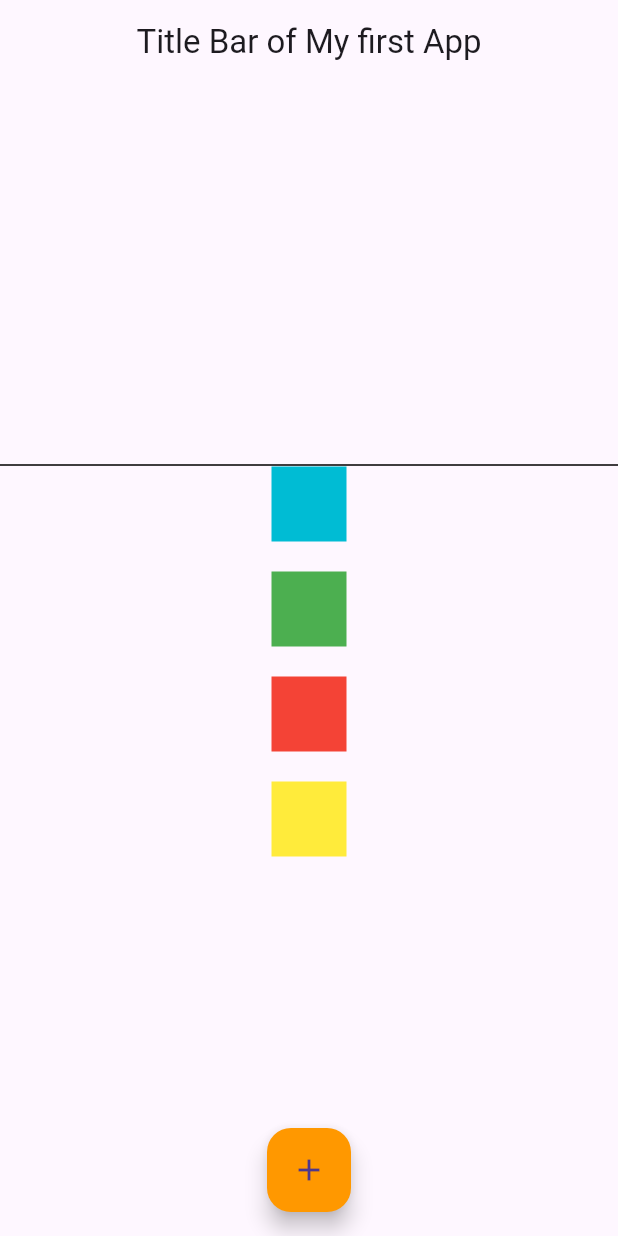
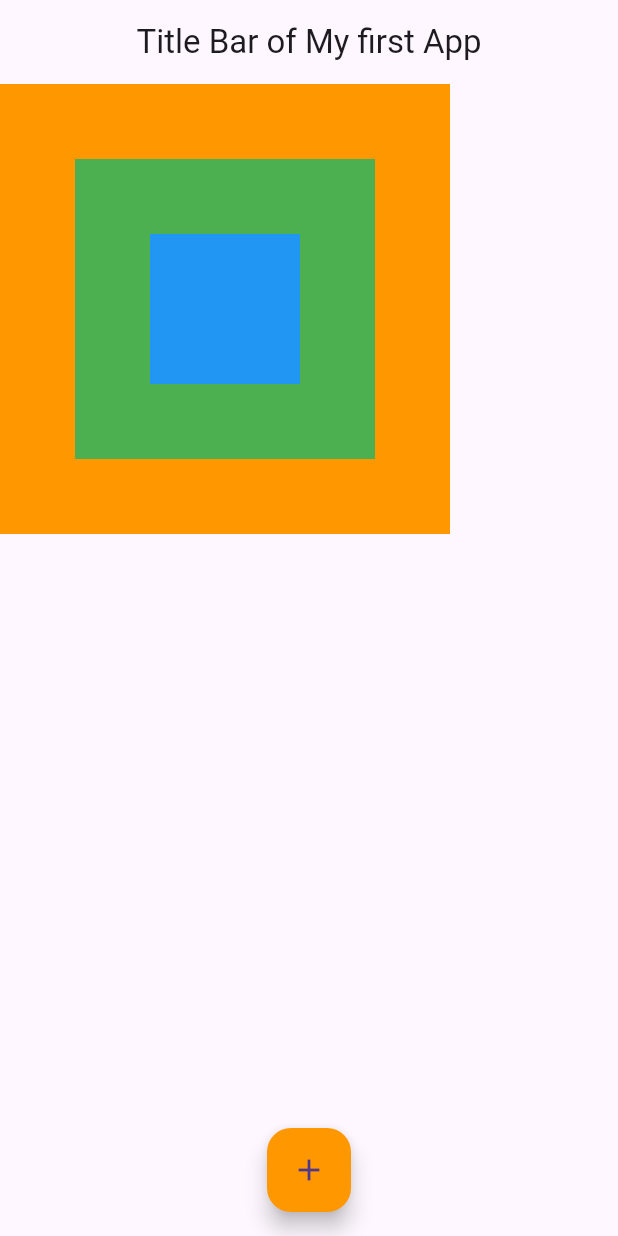
Before and after one commit to alkawsar1030/Flutter2025, a Flutter app: the screen it shows after launch, on a phone screen of 412 x 824 dp. Run offline on Flutter 3.47's test engine with Material 3 defaults, Android fonts, the phone set to English and light mode, and no system bars.

Commit message:
example of Stack with Alignment center

```diff
--- a/lib/main.dart
+++ b/lib/main.dart
@@ -16,20 +16,13 @@
   Widget build(BuildContext context) {
     return Scaffold(
       appBar: AppBar(title: Center(child: Text('Title Bar of My first App'))),
-      body: Column(
-        mainAxisAlignment: MainAxisAlignment.center, //for column
-        crossAxisAlignment: CrossAxisAlignment.center, //for row
-        //column decorates its elements from top to buttom
-        //onthe oher hand row decorates its elements from left to right
-        children: <Widget>[
-          Divider(height: 2, thickness: 1, color: Colors.black),
-          Container(height: 50, width: 50, color: Colors.cyan),
-          SizedBox(height: 20),
-          Container(height: 50, width: 50, color: Colors.green),
-          SizedBox(height: 20),
-          Container(height: 50, width: 50, color: Colors.red),
-          SizedBox(height: 20),
-          Container(height: 50, width: 50, color: Colors.yellow),
+      body: Stack(
+        //example of Stack with Alignment center
+        alignment: Alignment.center,
+        children: [
+          Container(height: 300, width: 300, color: Colors.orange), //big box
+          Container(height: 200, width: 200, color: Colors.green), //2 big box
+          Container(height: 100, width: 100, color: Colors.blue), //small box
         ],
       ),
 
```
